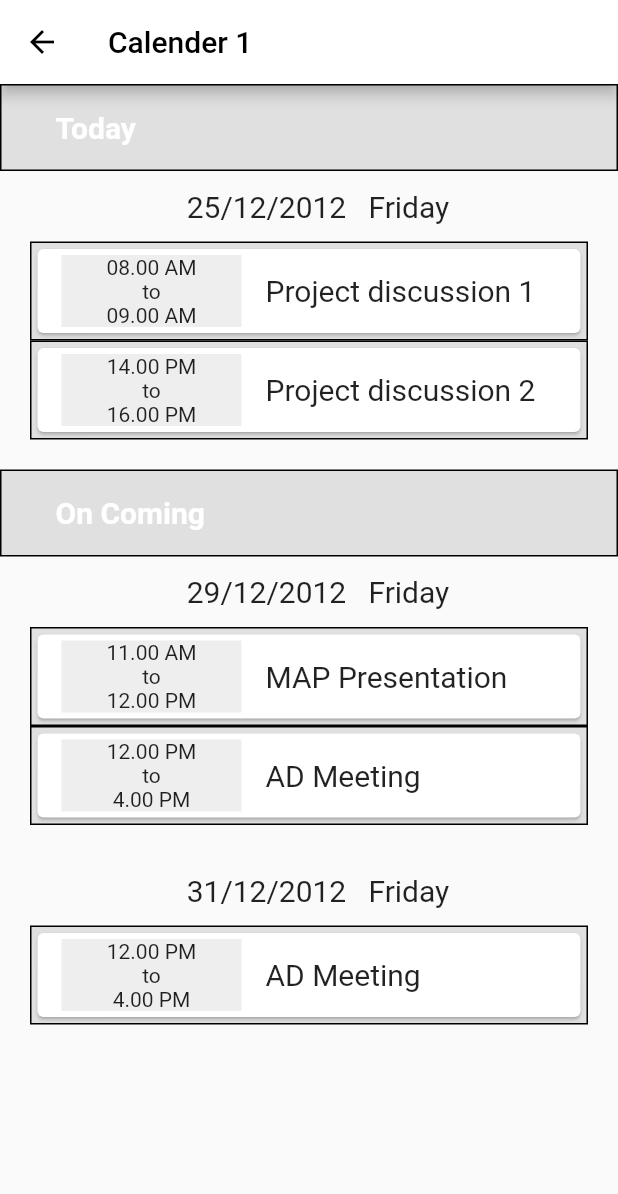
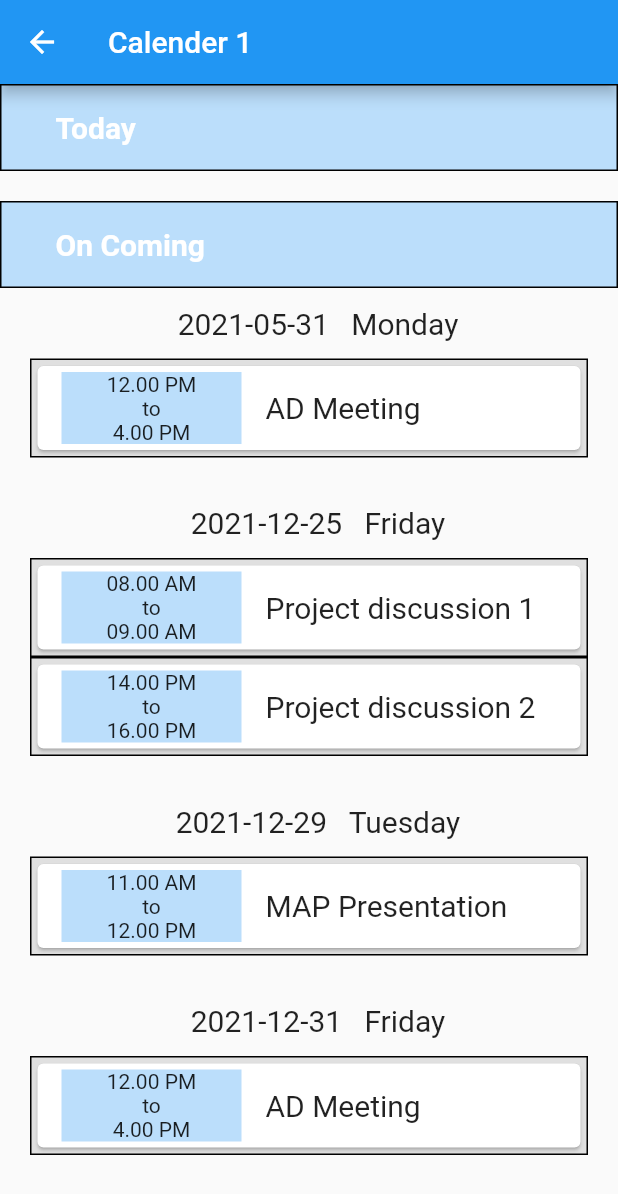
Before and after one commit to KaiXian-1126/AlphaSchedule, a Flutter app: the DrawerScreen screen opened directly with sample values from the repository, item 2 of the bottom bar chosen, on a phone screen of 412 x 824 dp. Shown: the top 1194 px of the screen. Run offline on Flutter 3.47's test engine with Material 2 defaults, Android fonts, the phone set to English and light mode, and no system bars; our stand-ins replace flutter_spinkit, get_it, table_calendar; accounts and stored records are empty.

Commit message:
Adding the state management for event search screen

```diff
--- a/lib/models/mockdata.dart
+++ b/lib/models/mockdata.dart
@@ -103,34 +103,34 @@ List<Task> mycalender = [
       description: 'Discuss for teammate',
       startTime: '11.00 AM',
       endTime: '12.00 PM',
-      date: '29/12/2012',
+      date: '2021-12-29',
       day: 'Tuesday'),
   Task(
       title: 'Project discussion 2',
       description: 'Prepare Project Proposal',
       startTime: '14.00 PM',
       endTime: '16.00 PM',
-      date: '25/12/2012',
+      date: '2021-12-25',
       day: 'Friday'),
   Task(
       title: 'Project discussion 1',
       description: 'Meet with friend',
       startTime: '08.00 AM',
       endTime: '09.00 AM',
-      date: '25/12/2012',
+      date: '2021-12-25',
       day: 'Friday'),
   Task(
       title: 'AD Meeting',
       description: 'Meet with friend',
       startTime: '12.00 PM',
       endTime: '4.00 PM',
-      date: '31/12/2012',
+      date: '2021-12-31',
       day: 'Friday'),
   Task(
       title: 'AD Meeting',
       description: 'Meet with friend',
       startTime: '12.00 PM',
       endTime: '4.00 PM',
-      date: '29/12/2012',
-      day: 'Friday'),
+      date: '2021-05-31',
+      day: 'Monday'),
 ];
--- a/lib/profile/event/event_summary_screen.dart
+++ b/lib/profile/event/event_summary_screen.dart
@@ -1,37 +1,58 @@
 import 'package:alpha_schedule/models/calener_task.dart';
+import 'package:alpha_schedule/services/calendar/calendar_service_mock.dart';
+import 'package:alpha_schedule/services/user/user_service_mock.dart';
 import 'package:flutter/material.dart';
+import 'package:alpha_schedule/app/dependencies.dart' as di;
 
 class EventSummaryScreen extends StatefulWidget {
-  final _data;
-  EventSummaryScreen(this._data);
+  final bgColor;
+  EventSummaryScreen(this.bgColor);
 
   @override
   _EventSummaryScreenState createState() => _EventSummaryScreenState();
 }
 
 class _EventSummaryScreenState extends State<EventSummaryScreen> {
+  String todayDate;
   List<Task> todayEvent;
-  List<Task> onComingEvent;
   List<String> onComingEvent2;
+  CalendarServiceMock dependency = di.dependency();
+  UserServiceMock user = di.dependency();
 
   BoxDecoration myBoxDecoration() {
-    return BoxDecoration(border: Border.all(), color: Colors.grey[300]);
+    return BoxDecoration(border: Border.all(), color: widget.bgColor[100]);
+  }
+
+  String getTodayDate() {
+    var date = new DateTime.now().toString();
+    var dateParse = DateTime.parse(date);
+    String month = dateParse.month.toString();
+    String day = dateParse.day.toString();
+    if (month.length != 2) {
+      month = "0$month";
+    }
+    if (day.length != 2) {
+      day = "0$day";
+    }
+    String a = ("${dateParse.year}-$month-$day");
+    return a;
   }
 
   List<Task> getTodayEvent(String value) {
     List<Task> event = [];
-    widget._data.forEach((item) {
+    dependency.getTaskList().forEach((item) {
       if (item.date.compareTo(value) == 0) event.add(item);
     });
     event.sort((a, b) => a.startTime.compareTo(b.startTime));
     return event;
   }
 
+  // To get list of task's date that greater than today's date without repeat same date
   List<String> getOnComing2(String value) {
     List<String> event2 = [];
     List<String> temporary = [];
-    widget._data.forEach((item) {
-      if (item.date.compareTo('25/12/2012') == 1) {
+    dependency.getTaskList().forEach((item) {
+      if (item.date.compareTo(todayDate) > 0) {
         temporary.add(item.date);
       }
     });
@@ -44,7 +65,8 @@ class _EventSummaryScreenState extends State<EventSummaryScreen> {
   @override
   void initState() {
     super.initState();
-    onComingEvent2 = getOnComing2('25/12/2012');
+    todayDate = getTodayDate();
+    onComingEvent2 = getOnComing2(todayDate);
   }
 
   @override
@@ -53,21 +75,21 @@ class _EventSummaryScreenState extends State<EventSummaryScreen> {
       appBar: AppBar(
         leading: IconButton(
           icon: Icon(Icons.arrow_back),
-          color: Colors.black,
+          color: Colors.white,
           onPressed: () => Navigator.pop(context),
         ),
         title: Text(
           "Calender 1",
-          style: TextStyle(color: Colors.black),
+          style: TextStyle(color: Colors.white),
         ),
-        backgroundColor: Colors.white,
+        backgroundColor: widget.bgColor,
       ),
       body: ListView(
         children: [
           Container(
             decoration: myBoxDecoration(),
             child: ListTile(
-              tileColor: Colors.blue,
+              tileColor: widget.bgColor[300],
               title: Container(
                 padding: EdgeInsets.only(left: 20),
                 child: Text(
@@ -81,11 +103,11 @@ class _EventSummaryScreenState extends State<EventSummaryScreen> {
               ),
             ),
           ),
-          myList(getTodayEvent('25/12/2012')),
+          myList(getTodayEvent(todayDate.toString()), widget.bgColor[100]),
           Container(
             decoration: myBoxDecoration(),
             child: ListTile(
-              tileColor: Colors.blue,
+              tileColor: widget.bgColor[300],
               title: Container(
                 padding: EdgeInsets.only(left: 20),
                 child: Text(
@@ -99,10 +121,10 @@ class _EventSummaryScreenState extends State<EventSummaryScreen> {
               ),
             ),
           ),
-          ////////////////////////////////////////////////////////////////////////////
+
           /// oncoming listview
           for (int i = 0; i < onComingEvent2.length; i++)
-            myList(getTodayEvent(onComingEvent2[i])),
+            myList(getTodayEvent(onComingEvent2[i]), widget.bgColor[100]),
         ],
       ),
     );
@@ -110,7 +132,7 @@ class _EventSummaryScreenState extends State<EventSummaryScreen> {
 }
 
 // extract method for listview builder
-Widget myList(List<Task> a) {
+Widget myList(List<Task> a, Color color) {
   BoxDecoration myBoxDecoration() {
     return BoxDecoration(border: Border.all(), color: Colors.grey[300]);
   }
@@ -118,21 +140,22 @@ Widget myList(List<Task> a) {
   return Container(
     margin: EdgeInsets.only(left: 20, bottom: 20, right: 20),
     child: ListView.builder(
-      scrollDirection: Axis.vertical,
       shrinkWrap: true,
+      physics: ScrollPhysics(),
       itemCount: a.length,
       itemBuilder: (context, index) {
         return Column(
           children: [
             Center(
-              child: Container(child: myText(a[index].date, index)),
+              child:
+                  Container(child: myText(a[index].date, a[index].day, index)),
             ),
             Container(
                 decoration: myBoxDecoration(),
                 child: Card(
                   child: ListTile(
                     leading: Container(
-                      decoration: BoxDecoration(color: Colors.grey[200]),
+                      decoration: BoxDecoration(color: color),
                       child: Container(
                         width: 120,
                         child: Text(
@@ -156,12 +179,12 @@ Widget myList(List<Task> a) {
   );
 }
 
-Widget myText(String a, index) {
+Widget myText(String date, String day, index) {
   if (index == 0) {
     return Padding(
       padding: const EdgeInsets.only(right: 8, left: 20, top: 12, bottom: 12),
       child: Text(
-        "$a   Friday",
+        "$date   $day",
         style: TextStyle(fontSize: 20),
       ),
     );
--- a/lib/profile/home_screen.dart
+++ b/lib/profile/home_screen.dart
@@ -174,8 +174,10 @@ class _DrawerScreenState extends State<DrawerScreen> {
         onTap: (index) async {
           _currentIndex = index;
           if (index == 1) {
-            final response =
-                await Navigator.pushNamed(context, eventSummaryRoute);
+            final response = await Navigator.pushNamed(
+                context, eventSummaryRoute,
+                arguments:
+                    widget.user.calendarList[currentCalendarIndex].color);
           } else if (index == 2) {
             final response =
                 await Navigator.pushNamed(context, calendarCollaboratorRoute);
--- a/lib/routes.dart
+++ b/lib/routes.dart
@@ -82,7 +82,7 @@ Route<dynamic> createRoute(settings) {
       );
     case eventSummaryRoute:
       return MaterialPageRoute(
-        builder: (context) => EventSummaryScreen(mycalender),
+        builder: (context) => EventSummaryScreen(settings.arguments),
       );
     case passwordEditRoute:
       return MaterialPageRoute(
--- a/lib/services/calendar/calendar_service_mock.dart
+++ b/lib/services/calendar/calendar_service_mock.dart
@@ -1,5 +1,6 @@
 import 'package:alpha_schedule/models/Calendar.dart';
 import 'package:alpha_schedule/models/Event.dart';
+import 'package:alpha_schedule/models/calener_task.dart';
 import '../../models/mockdata.dart';
 import '../../models/user.dart';
 
@@ -43,4 +44,8 @@ class CalendarServiceMock {
   Future deleteEvent() {
     return null;
   }
+
+  List<Task> getTaskList() {
+    return mycalender;
+  }
 }
```
